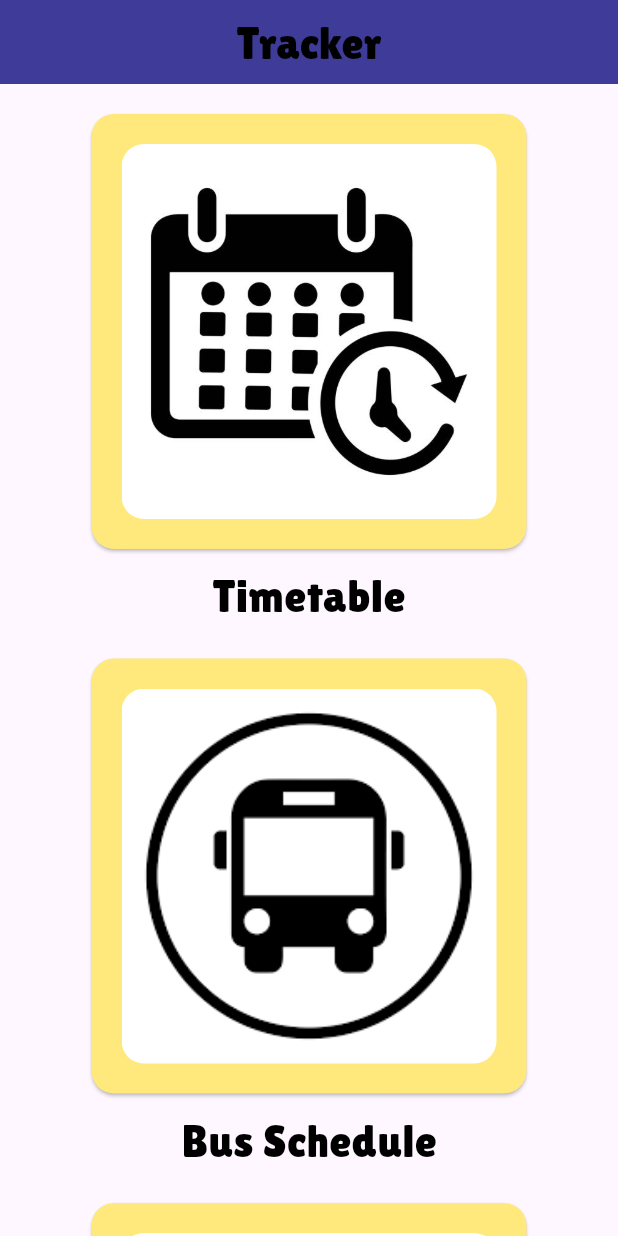
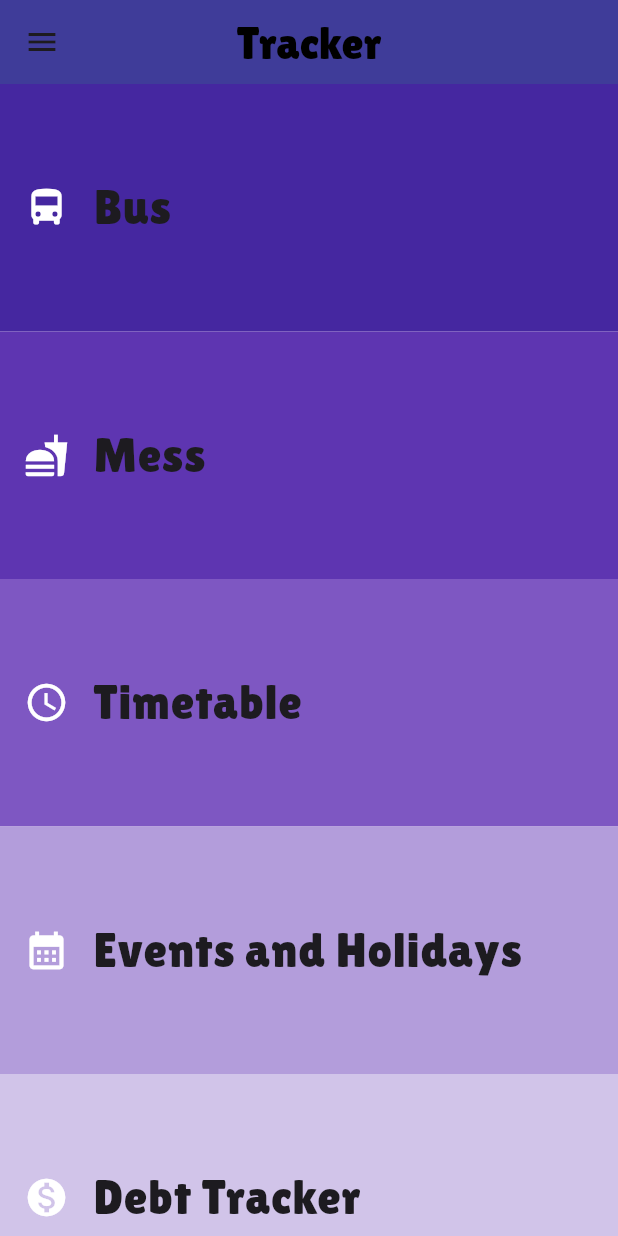
Before and after one commit to CorpsePiler/TrackerApp, a Flutter app: the screen it shows after launch, on a phone screen of 412 x 824 dp. Run offline on Flutter 3.47's test engine with Material 3 defaults, Android fonts, the light colour scheme and no system bars; our stand-ins replace shared_preferences.

Commit message:
debt tracker page added

```diff
--- a/test_1/lib/pages/home.dart
+++ b/test_1/lib/pages/home.dart
@@ -1,7 +1,10 @@
+// ignore_for_file: deprecated_member_use
+
 import 'package:flutter/material.dart';
 import 'timetable.dart';
 import 'bus.dart';
 import 'mess.dart';
+import 'debt_tracker.dart';
 
 class HomePage extends StatelessWidget {
   const HomePage({super.key});
@@ -20,132 +23,86 @@ class HomePage extends StatelessWidget {
         backgroundColor: const Color.fromARGB(255, 63, 60, 153),
         centerTitle: true,
       ),
-      body: Scrollbar(
-        child: SingleChildScrollView(
-          child: Padding(
-            padding: const EdgeInsets.all(20.0),
+
+      //DRAWER HEADER
+      drawer: Drawer(
+        backgroundColor: Colors.purple[50],
         child: Column(
-              mainAxisAlignment: MainAxisAlignment.center,
-              children: <Widget>[
-                // First Button (Timetable)
-                Center(
-                  child: ElevatedButton(
-                    onPressed: () {
+          children: [
+            DrawerHeader(child: Icon(
+              Icons.book,
+              size: 40
+            ))
+          ],
+        )
+      ),
+
+
+
+      body: ListView(
+        children: [
+         ListTile(
+          minTileHeight: 165,
+          tileColor: Colors.deepPurple[800],
+            leading: Icon(Icons.directions_bus, size: 30, color: Colors.white),
+            minLeadingWidth: 30,
+            title: Text('Bus', textScaleFactor: 2),
+            onTap: () {
+              Navigator.push(
+                context,
+                MaterialPageRoute(builder: (context) => BusPage()),
+              );
+            },
+          ),
+          ListTile(
+            minTileHeight: 165,
+            tileColor: Colors.deepPurple[600],
+            leading: Icon(Icons.fastfood, size: 30, color: Colors.white),
+            title: Text('Mess', textScaleFactor: 2),
+            onTap: () {
+              Navigator.push(
+                context,
+                MaterialPageRoute(builder: (context) => MessPage()),
+              );
+            },
+          ),
+          ListTile(
+            minTileHeight: 165,
+            tileColor: Colors.deepPurple[400],
+            leading: Icon(Icons.schedule, size: 30, color: Colors.white),
+            title: Text('Timetable', textScaleFactor: 2),
+            onTap: () {
               Navigator.push(
                 context,
                 MaterialPageRoute(builder: (context) => TimetablePage()),
               );
             },
-                    style: ElevatedButton.styleFrom(
-                      padding: EdgeInsets.all(20),
-                      backgroundColor: const Color.fromARGB(255, 255, 233, 125),
-                      shape: RoundedRectangleBorder(
-                        borderRadius: BorderRadius.circular(15),
           ),
-                    ),
-                    child: SizedBox(
-                      width: 250,
-                      height: 250,
-                      child: ClipRRect(
-                        borderRadius: BorderRadius.circular(15),
-                        child: Image.asset(
-                          'assets/icons/calender.jpg',
-                          fit: BoxFit.cover,
-                        ),
-                      ),
-                    ),
-                  ),
-                ),
-                SizedBox(height: 10),
-                Text(
-                  'Timetable',
-                  style: TextStyle(
-                    color: const Color.fromARGB(255, 0, 0, 0),
-                    fontSize: 30,
-                  ),
-                ),
-                SizedBox(height: 20), // Add space between the buttons
-
-                // Second Button (Bus Schedule)
-                Center(
-                  child: ElevatedButton(
-                    onPressed: () {
+          ListTile(
+            minTileHeight: 165,
+            tileColor: Colors.deepPurple[200],
+            leading: Icon(Icons.calendar_month, size: 30, color: Colors.white),
+            title: Text('Events and Holidays', textScaleFactor: 2),
+            onTap: () {
               Navigator.push(
                 context,
-                        MaterialPageRoute(builder: (context) => BusPage()),
+                MaterialPageRoute(builder: (context) => TimetablePage()),
               );
             },
-                    style: ElevatedButton.styleFrom(
-                      padding: EdgeInsets.all(20),
-                      backgroundColor: const Color.fromARGB(255, 255, 233, 125),
-                      shape: RoundedRectangleBorder(
-                        borderRadius: BorderRadius.circular(15),
           ),
-                    ),
-                    child: SizedBox(
-                      width: 250,
-                      height: 250,
-                      child: ClipRRect(
-                        borderRadius: BorderRadius.circular(15),
-                        child: Image.asset(
-                          'assets/icons/Bus.png',
-                          fit: BoxFit.cover,
-                        ),
-                      ),
-                    ),
-                  ),
-                ),
-                SizedBox(height: 10),
-                Text(
-                  'Bus Schedule',
-                  style: TextStyle(
-                    color: const Color.fromARGB(255, 0, 0, 0),
-                    fontSize: 30,
-                  ),
-                ),
-                SizedBox(height: 20), // Add space between the buttons
-
-                // Third Button (Mess Menu)
-                Center(
-                  child: ElevatedButton(
-                    onPressed: () {
+          ListTile(
+            minTileHeight: 165,
+            tileColor: Colors.deepPurple[100],
+            leading: Icon(Icons.monetization_on, size: 30, color: Colors.white),
+            title: Text('Debt Tracker', textScaleFactor: 2),
+            onTap: () {
               Navigator.push(
                 context,
-                        MaterialPageRoute(builder: (context) => MessPage()),
+                MaterialPageRoute(builder: (context) => DebtTrackerPage()),
               );
             },
-                    style: ElevatedButton.styleFrom(
-                      padding: EdgeInsets.all(20),
-                      backgroundColor: const Color.fromARGB(255, 255, 233, 125),
-                      shape: RoundedRectangleBorder(
-                        borderRadius: BorderRadius.circular(15),
-                      ),
-                    ),
-                    child: SizedBox(
-                      width: 250,
-                      height: 250,
-                      child: ClipRRect(
-                        borderRadius: BorderRadius.circular(15),
-                        child: Image.asset(
-                          'assets/icons/spoon.png',
-                          fit: BoxFit.cover,
-                        ),
-                      ),
-                    ),
-                  ),
-                ),
-                SizedBox(height: 10),
-                Text(
-                  'Mess Menu',
-                  style: TextStyle(
-                    color: const Color.fromARGB(255, 0, 0, 0),
-                    fontSize: 30,
-                  ),
           ),
         ],
-            ),
-          ),
-        ),
       ),
     );
   }
--- a/test_1/pubspec.yaml
+++ b/test_1/pubspec.yaml
@@ -30,11 +30,14 @@ environment:
 dependencies:
   flutter:
     sdk: flutter
+  shared_preferences: ^2.2.2
 
   # The following adds the Cupertino Icons font to your application.
   # Use with the CupertinoIcons class for iOS style icons.
   cupertino_icons: ^1.0.8
   flutter_svg: ^2.0.17
+
+
 
 dev_dependencies:
   flutter_test:
```
Also changed, not shown: test_1/lib/pages/debt_tracker.dart (added, +188 -0 lines), test_1/pubspec.lock, 1 other file. Lines whose indentation alone changed are shown as unchanged.
